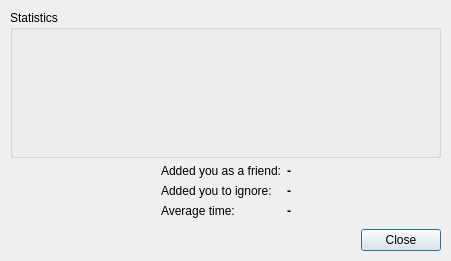
Old version of the form ui/my_stats.ui in the repository gitter-badger/simplechatclient.
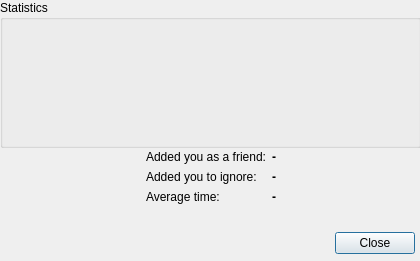
New version of the form. Icons and pictures are not drawn.

```diff
--- a/ui/my_stats.ui
+++ b/ui/my_stats.ui
@@ -6,19 +6,19 @@
    <rect>
     <x>0</x>
     <y>0</y>
-    <width>451</width>
+    <width>420</width>
     <height>261</height>
    </rect>
   </property>
   <property name="minimumSize">
    <size>
-    <width>451</width>
+    <width>420</width>
     <height>261</height>
    </size>
   </property>
   <property name="maximumSize">
    <size>
-    <width>451</width>
+    <width>420</width>
     <height>261</height>
    </size>
   </property>
@@ -29,18 +29,31 @@
    <iconset resource="../scc.qrc">
     <normaloff>:/images/logo.png</normaloff>:/images/logo.png</iconset>
   </property>
-  <widget class="QWidget" name="verticalLayoutWidget">
+  <widget class="QDialogButtonBox" name="buttonBox">
    <property name="geometry">
     <rect>
-     <x>10</x>
-     <y>10</y>
-     <width>431</width>
-     <height>241</height>
+     <x>330</x>
+     <y>230</y>
+     <width>85</width>
+     <height>27</height>
     </rect>
    </property>
-   <layout class="QVBoxLayout" name="verticalLayout">
-    <item>
+   <property name="orientation">
+    <enum>Qt::Horizontal</enum>
+   </property>
+   <property name="standardButtons">
+    <set>QDialogButtonBox::Close</set>
+   </property>
+  </widget>
      <widget class="QGroupBox" name="groupBox_stats">
+   <property name="geometry">
+    <rect>
+     <x>0</x>
+     <y>0</y>
+     <width>421</width>
+     <height>148</height>
+    </rect>
+   </property>
       <property name="minimumSize">
        <size>
         <width>0</width>
@@ -92,8 +105,15 @@
        </layout>
       </widget>
      </widget>
-    </item>
-    <item>
+  <widget class="QWidget" name="layoutWidget">
+   <property name="geometry">
+    <rect>
+     <x>10</x>
+     <y>150</y>
+     <width>401</width>
+     <height>67</height>
+    </rect>
+   </property>
      <layout class="QHBoxLayout" name="horizontalLayout_2">
       <item>
        <spacer name="horizontalSpacer_3">
@@ -175,18 +195,6 @@
          </size>
         </property>
        </spacer>
-      </item>
-     </layout>
-    </item>
-    <item>
-     <widget class="QDialogButtonBox" name="buttonBox">
-      <property name="orientation">
-       <enum>Qt::Horizontal</enum>
-      </property>
-      <property name="standardButtons">
-       <set>QDialogButtonBox::Close</set>
-      </property>
-     </widget>
     </item>
    </layout>
   </widget>
```
Lines whose indentation alone changed are shown as unchanged.
